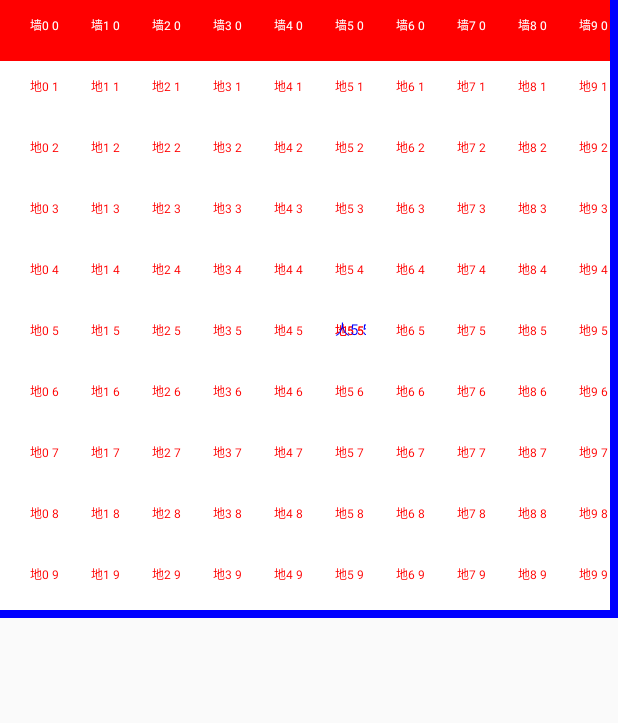
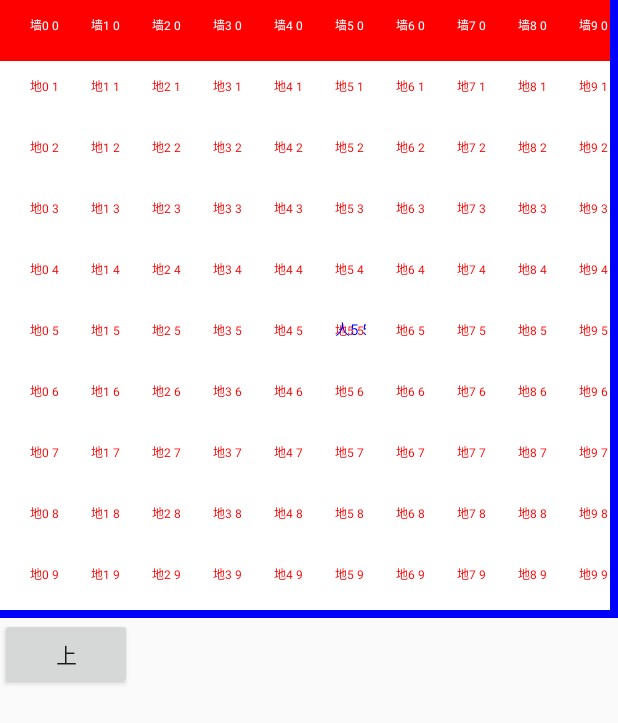
Before and after one commit to cyuanyang/boxman, an Android app: the screen it shows after launch (FirstRound), on a phone screen of 412 x 824 dp. Shown: the top 723 px of the screen. Run offline under Robolectric (Android 15) with nearby library versions, the phone set to English and light mode, and no system bars.

Commit message:
精灵类

```diff
--- /dev/null
+++ b/app/src/main/java/com/cyy/boxman/ControlManager.java
@@ -0,0 +1,21 @@
+package com.cyy.boxman;
+
+import com.cyy.boxman.views.sprite.Person;
+
+/**
+ * Created by study on 17/3/29.
+ * 控制管理类
+ */
+
+public class ControlManager {
+
+    private Person person;
+
+    public ControlManager(Person person){
+        this.person = person;
+    }
+
+    public void up(){
+
+    }
+}
--- a/app/src/main/java/com/cyy/boxman/MainActivity.java
+++ b/app/src/main/java/com/cyy/boxman/MainActivity.java
@@ -1,20 +1,29 @@
 package com.cyy.boxman;
 
 import android.app.Activity;
+import android.graphics.Point;
 import android.os.Bundle;
+import android.view.View;
+import android.widget.Button;
 
 import com.cyy.boxman.views.map.MapView;
+import com.cyy.boxman.views.sprite.Person;
 import com.cyy.boxman.views.sprite.Sprite;
 
+import java.util.ArrayList;
 import java.util.Collections;
 import java.util.List;
 
 /**
  *
  */
-public abstract class MainActivity extends Activity {
+public abstract class MainActivity extends Activity implements View.OnClickListener {
 
+    protected Button upBtn;
     private MapView mapView;
+    private ControlManager controlManager;
+
+    private Person person;
 
     @Override
     protected void onCreate(Bundle savedInstanceState) {
@@ -23,35 +32,71 @@ public abstract class MainActivity extends Activity {
         super.setContentView(R.layout.activity_main);
         initView();
 
-        mapView.setupMapSprites(initSprites());
-        mapView.setupControlSprite(initControlSprites());
+        //初始化地 和 强墙
+        List<Sprite> mapSprites = initSprites();
+        mapView.setupMapSprites(mapSprites);
+
+        List<Sprite> controlSprite = new ArrayList<>();
+        //初始化箱子
+        controlSprite.addAll(initBoxSprites());
+        //初始化人物
+        initPersionSprite();
+        controlSprite.add(person);
+        mapView.setupControlSprite(controlSprite);
+        //初始化移动控制
+        controlManager = new ControlManager(person);
     }
 
     private void initView() {
         mapView = (MapView) findViewById(R.id.mapView);
         configMapView(mapView);
+        upBtn = (Button) findViewById(R.id.upBtn);
+        upBtn.setOnClickListener(MainActivity.this);
     }
 
     /**
      * 初始化地图不可动资源
+     *
      * @return 返回sprites
      */
-    protected List<Sprite> initSprites(){
+    protected List<Sprite> initSprites() {
         return Collections.emptyList();
     }
 
     /**
-     * 初始化地图可动资源
+     * 初始化地图移动箱子资源
+     *
      * @return 返回sprites
      */
-    protected List<Sprite> initControlSprites(){
+    protected List<Sprite> initBoxSprites() {
         return Collections.emptyList();
+    }
+
+    /**
+     * 初始化人物
+     * @return
+     */
+    private void initPersionSprite(){
+        this.person = new Person(this);
+        this.person.setPoint(getPersonPoint());
+    }
+
+    protected Point getPersonPoint(){
+        return new Point(0 , 0);
     }
     /**
      * config map view
+     *
      * @param mapView
      */
-    protected void configMapView(MapView mapView){
+    protected void configMapView(MapView mapView) {
 
     }
+
+    @Override
+    public void onClick(View view) {
+        if (view.getId() == R.id.upBtn) {
+            controlManager.up();
+        }
+    }
 }
--- a/app/src/main/java/com/cyy/boxman/round/FirstRound.java
+++ b/app/src/main/java/com/cyy/boxman/round/FirstRound.java
@@ -5,6 +5,7 @@ import android.graphics.Point;
 
 import com.cyy.boxman.MainActivity;
 import com.cyy.boxman.views.map.MapView;
+import com.cyy.boxman.views.sprite.Ground;
 import com.cyy.boxman.views.sprite.Person;
 import com.cyy.boxman.views.sprite.Sprite;
 import com.cyy.boxman.views.sprite.Wall;
@@ -40,10 +41,10 @@ public class FirstRound extends MainActivity {
                     wall.setBackgroundColor(Color.RED);
                     spriteList.add(wall);
                 }else {
-                    Sprite sprite = new Sprite(this);
-                    sprite.setPoint(new Point(i , j));
-                    sprite.setBackgroundColor(Color.WHITE);
-                    spriteList.add(sprite);
+                    Ground ground = new Ground(this);
+                    ground.setPoint(new Point(i , j));
+                    ground.setBackgroundColor(Color.WHITE);
+                    spriteList.add(ground);
                 }
             }
         }
@@ -51,13 +52,7 @@ public class FirstRound extends MainActivity {
     }
 
     @Override
-    protected List<Sprite> initControlSprites() {
-
-        List<Sprite> sprites = new ArrayList<>(MapView.DEFAULT_VERTICAL_NUM);
-
-        Person p = new Person(this);
-        p.setPoint(new Point(5 , 5));
-        sprites.add(p);
-        return sprites;
+    protected Point getPersonPoint() {
+        return new Point(5 ,5);
     }
 }
--- /dev/null
+++ b/app/src/main/java/com/cyy/boxman/views/sprite/Ground.java
@@ -0,0 +1,33 @@
+package com.cyy.boxman.views.sprite;
+
+import android.content.Context;
+import android.graphics.Canvas;
+import android.graphics.Color;
+import android.graphics.Paint;
+
+import com.cyy.boxman.tools.ScreenTools;
+
+/**
+ * Created by study on 17/3/29.
+ *
+ *
+ */
+
+public class Ground extends Sprite {
+
+    private Paint paint;
+
+    public Ground(Context context) {
+        super(context);
+        paint = new Paint();
+        paint.setColor(Color.RED);
+        paint.setTextSize(ScreenTools.dp2px(8));
+    }
+
+    @Override
+    protected void onDraw(Canvas canvas) {
+        super.onDraw(canvas);
+
+        canvas.drawText("地"+getPoint().x+" "+getPoint().y , getWidth()/2 , getHeight()/2 , paint);
+    }
+}
--- a/app/src/main/java/com/cyy/boxman/views/sprite/Sprite.java
+++ b/app/src/main/java/com/cyy/boxman/views/sprite/Sprite.java
@@ -20,14 +20,12 @@ public class Sprite extends View {
 
     private Point point; //精灵的位置
 
-    private Paint paint;
+
 
     public Sprite(Context context) {
         super(context);
 
-        paint = new Paint();
-        paint.setColor(Color.RED);
-        paint.setTextSize(ScreenTools.dp2px(8));
+
     }
 
     public Point getPoint() {
@@ -39,10 +37,5 @@ public class Sprite extends View {
     }
 
 
-    @Override
-    protected void onDraw(Canvas canvas) {
-        super.onDraw(canvas);
 
-        canvas.drawText("地"+point.x+" "+point.y , getWidth()/2 , getHeight()/2 , paint);
-    }
 }
--- a/app/src/main/res/layout/activity_main.xml
+++ b/app/src/main/res/layout/activity_main.xml
@@ -3,6 +3,7 @@
     xmlns:tools="http://schemas.android.com/tools"
     android:layout_width="match_parent"
     android:layout_height="match_parent"
+    android:orientation="vertical"
     tools:context="com.cyy.boxman.MainActivity">
 
     <com.cyy.boxman.views.map.MapView
@@ -11,4 +12,15 @@
         android:layout_height="match_parent"
         android:background="#0000ff"/>
 
+    <RelativeLayout
+        android:layout_width="match_parent"
+        android:layout_height="wrap_content">
+
+        <Button
+            android:id="@+id/upBtn"
+            android:layout_width="wrap_content"
+            android:layout_height="wrap_content"
+            android:text="上"/>
+    </RelativeLayout>
+
 </LinearLayout>
```
